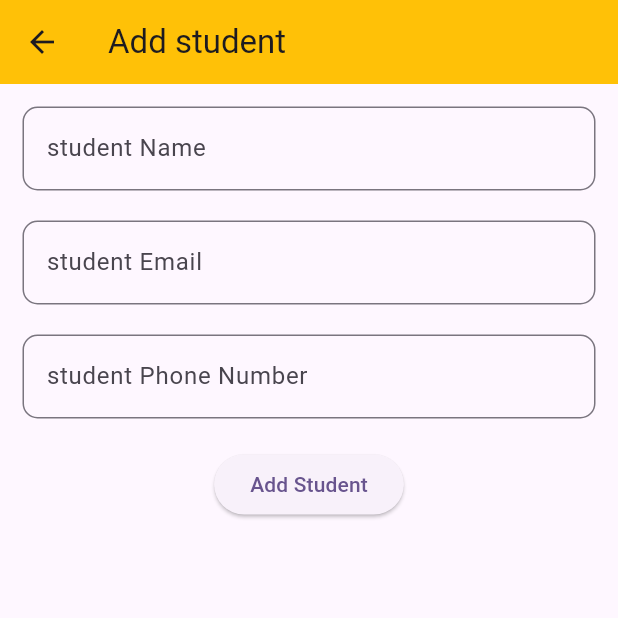
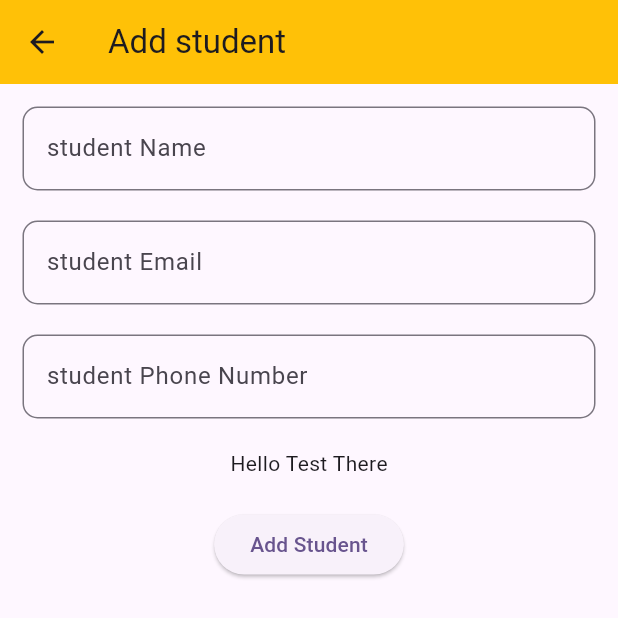
Before and after one commit to haider-sarfraz-brainx/bloc-test-app, a Flutter app: the AddStudentScreen screen opened directly, on a phone screen of 412 x 824 dp, the top half of it. Run offline on Flutter 3.47's test engine with Material 3 defaults, Android fonts, the phone set to English and light mode, and no system bars; our stand-ins replace bloc, equatable, flutter_bloc.

Commit message:
check hardcode strings in text

```diff
--- a/lib/ui/students/add_student_screen.dart
+++ b/lib/ui/students/add_student_screen.dart
@@ -70,6 +70,7 @@ class _AddStudentScreenState extends State<AddStudentScreen> {
                 hintText: "student Phone Number",
               ),
             ),
+            Text("Hello Test There"),
             ElevatedButton(onPressed: (){
               context.read<StudentBloc>().add(AddStudent(StudentModel(
                   id: context.read<StudentBloc>().state.students.length.toString(),
--- a/lib/ui/students/students_screen.dart
+++ b/lib/ui/students/students_screen.dart
@@ -35,6 +35,7 @@ class _StudentsScreenState extends State<StudentsScreen> {
         padding: const EdgeInsets.all(15.0),
         child: Column(
           children: [
+            Text("Hello Test There"),
             TextField(
               controller: searchController,
               onTapOutside:(_)=> FocusScope.of(context).unfocus(),
```
